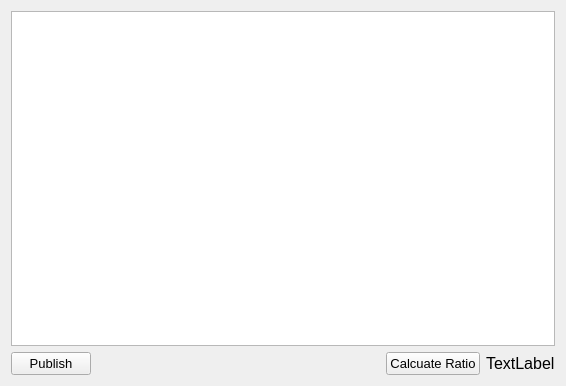
Old version of the form reportform.ui in the repository PranaySPatil/Art-Store-Management-System.
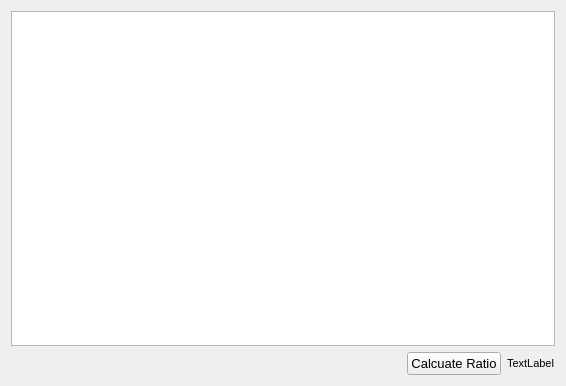
New version of the form.

Patch:
```diff
--- a/reportform.ui
+++ b/reportform.ui
@@ -22,18 +22,6 @@
    <item row="0" column="0" colspan="4">
     <widget class="QTableWidget" name="tableWidgetReport"/>
    </item>
-   <item row="1" column="0">
-    <widget class="QPushButton" name="pushButtonPublish">
-     <property name="font">
-      <font>
-       <pointsize>10</pointsize>
-      </font>
-     </property>
-     <property name="text">
-      <string>Publish</string>
-     </property>
-    </widget>
-   </item>
    <item row="1" column="1">
     <spacer name="horizontalSpacer">
      <property name="orientation">
@@ -63,7 +51,7 @@
     <widget class="QLabel" name="labelAverage">
      <property name="font">
       <font>
-       <pointsize>12</pointsize>
+       <pointsize>8</pointsize>
       </font>
      </property>
      <property name="text">
```
